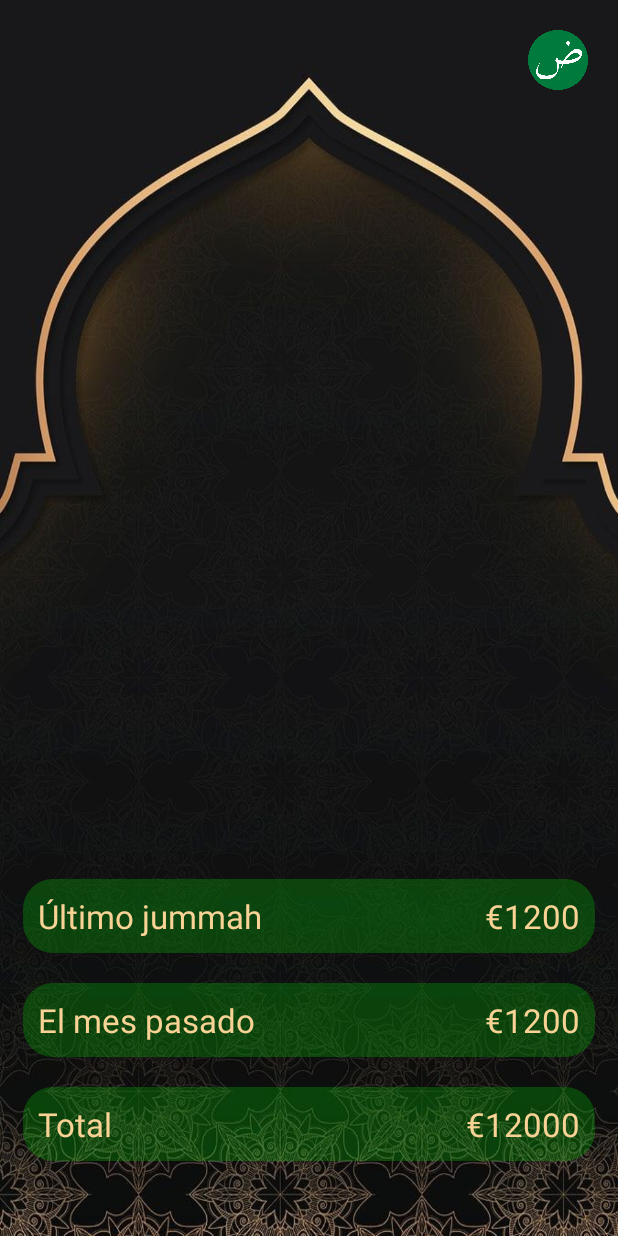
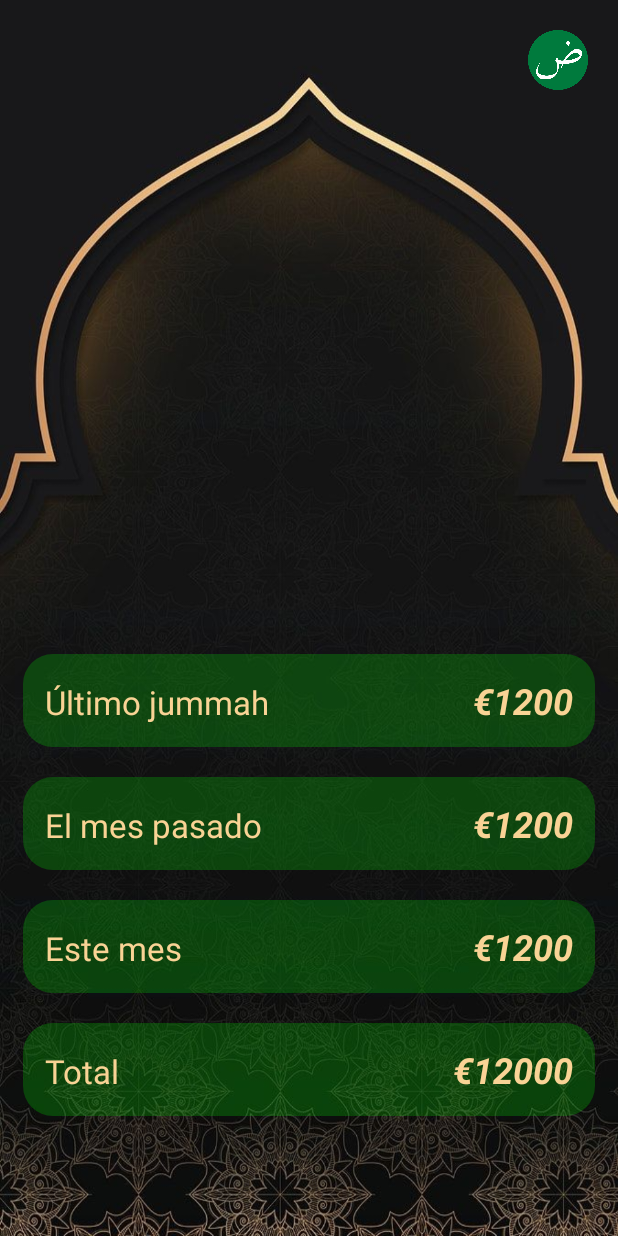
Before and after one commit to elhadjx/Masjidna, an Android app: the layout fragment_home.xml on its own in the app's theme, with its tools: preview values and no code run, on a phone screen of 412 x 824 dp. Run offline under Robolectric (Android 15) with nearby library versions, the phone set to English and light mode, and no system bars.

Commit message:
last update

```diff
--- a/app/src/main/java/com/hadjhadji/masjidna/MainActivity.java
+++ b/app/src/main/java/com/hadjhadji/masjidna/MainActivity.java
@@ -72,9 +72,9 @@ public class MainActivity extends AppCompatActivity {
             AlarmManager am = (AlarmManager) getSystemService(ALARM_SERVICE);
             long l = ((new Date().getTime())/60000)*60000;
             if (l < new Date().getTime()) {
-                l += 3600000; // start at next minute
+                l += 600000; // start at next minute
             }
-            am.setRepeating(AlarmManager.RTC_WAKEUP, l, 3600000, sender);
+            am.setRepeating(AlarmManager.RTC_WAKEUP, l, 600000, sender);
         } catch (Exception e){
             e.printStackTrace();
         }
--- a/app/src/main/java/com/hadjhadji/masjidna/fragments/Salat.java
+++ b/app/src/main/java/com/hadjhadji/masjidna/fragments/Salat.java
@@ -109,7 +109,7 @@ public class Salat extends Fragment {
                         public void run() {
                             updateResources(getContext(),"en");
                             timenow_tv.setText(
-                                    new SimpleDateFormat("hh:mm:ss", Locale.getDefault()).format(new Date())
+                                    new SimpleDateFormat("HH:mm:ss", Locale.getDefault()).format(new Date())
                             );
                             updateResources(getContext(),sharedPref.getString("salatLang","es"));
                         }
--- a/app/src/main/res/layout/fragment_home.xml
+++ b/app/src/main/res/layout/fragment_home.xml
@@ -28,33 +28,71 @@
         android:layout_marginBottom="20dp"
         android:background="@drawable/round_corner_bg"
         android:orientation="horizontal"
-        app:layout_constraintBottom_toTopOf="@+id/monthly"
+        app:layout_constraintBottom_toTopOf="@+id/lastmonth"
         app:layout_constraintEnd_toEndOf="parent"
         app:layout_constraintStart_toStartOf="parent">
 
         <TextView
             android:layout_width="wrap_content"
             android:layout_height="wrap_content"
-            android:layout_margin="5dp"
+            android:layout_margin="10dp"
             android:layout_weight="1"
             android:text="@string/last_jumua"
             android:textColor="@color/secondary"
             android:textSize="22sp" />
 
         <TextView
+            android:id="@+id/lastJ_amount_tv"
             android:layout_width="wrap_content"
             android:layout_height="wrap_content"
-            android:layout_margin="5dp"
+            android:layout_margin="10dp"
             android:layout_weight="1"
             android:gravity="end"
             android:text="€1200"
             android:textColor="@color/secondary"
-            android:textSize="22sp" />
+            android:textSize="24sp"
+            android:textStyle="bold|italic" />
     </LinearLayout>
 
 
     <LinearLayout
-        android:id="@+id/monthly"
+        android:id="@+id/lastmonth"
+        android:layout_width="match_parent"
+        android:layout_height="wrap_content"
+        android:layout_marginStart="15dp"
+        android:layout_marginEnd="15dp"
+        android:layout_marginBottom="20dp"
+        android:background="@drawable/round_corner_bg"
+        android:orientation="horizontal"
+        app:layout_constraintBottom_toTopOf="@+id/thismonth"
+        app:layout_constraintEnd_toEndOf="@+id/lastJLL"
+        app:layout_constraintStart_toStartOf="@+id/lastJLL">
+
+        <TextView
+            android:id="@+id/textView45"
+            android:layout_width="wrap_content"
+            android:layout_height="wrap_content"
+            android:layout_margin="10dp"
+            android:layout_weight="1"
+            android:text="@string/last_month"
+            android:textColor="@color/secondary"
+            android:textSize="22sp" />
+
+        <TextView
+            android:id="@+id/lastmonth_amount_tv"
+            android:layout_width="wrap_content"
+            android:layout_height="wrap_content"
+            android:layout_margin="10dp"
+            android:layout_weight="1"
+            android:gravity="end"
+            android:text="€1200"
+            android:textColor="@color/secondary"
+            android:textSize="24sp"
+            android:textStyle="bold|italic" />
+    </LinearLayout>
+
+    <LinearLayout
+        android:id="@+id/thismonth"
         android:layout_width="match_parent"
         android:layout_height="wrap_content"
         android:layout_marginStart="15dp"
@@ -70,29 +108,30 @@
             android:id="@+id/textView4"
             android:layout_width="wrap_content"
             android:layout_height="wrap_content"
-            android:layout_margin="5dp"
+            android:layout_margin="10dp"
             android:layout_weight="1"
-            android:text="@string/last_month"
+            android:text="@string/this_month"
             android:textColor="@color/secondary"
             android:textSize="22sp" />
 
         <TextView
-            android:id="@+id/textView3"
+            android:id="@+id/thismonth_amount_tv"
             android:layout_width="wrap_content"
             android:layout_height="wrap_content"
-            android:layout_margin="5dp"
+            android:layout_margin="10dp"
             android:layout_weight="1"
             android:gravity="end"
             android:text="€1200"
             android:textColor="@color/secondary"
-            android:textSize="22sp" />
+            android:textSize="24sp"
+            android:textStyle="bold|italic" />
     </LinearLayout>
 
     <LinearLayout
         android:id="@+id/linearLayout2"
         android:layout_width="match_parent"
         android:layout_height="wrap_content"
-        android:layout_marginBottom="50dp"
+        android:layout_marginBottom="80dp"
         android:layout_weight="1"
         android:layout_marginStart="15dp"
         android:layout_marginEnd="15dp"
@@ -106,22 +145,23 @@
             android:id="@+id/textView14"
             android:layout_width="wrap_content"
             android:layout_height="wrap_content"
-            android:layout_margin="5dp"
+            android:layout_margin="10dp"
             android:layout_weight="1"
             android:text="@string/total"
             android:textColor="@color/secondary"
             android:textSize="22sp" />
 
         <TextView
-            android:id="@+id/textView13"
+            android:id="@+id/total_amount_tv"
             android:layout_width="wrap_content"
             android:layout_height="wrap_content"
-            android:layout_margin="5dp"
+            android:layout_margin="10dp"
             android:layout_weight="1"
             android:gravity="end"
             android:text="€12000"
             android:textColor="@color/secondary"
-            android:textSize="22sp" />
+            android:textSize="24sp"
+            android:textStyle="bold|italic" />
     </LinearLayout>
 
 
--- a/app/src/main/res/values/strings.xml
+++ b/app/src/main/res/values/strings.xml
@@ -23,5 +23,6 @@
     <string name="prayerNotif">Quedan 10 minutos para </string>
     <string name="prayerNotifar">Ahora es el momento de la oración de </string>
     <string name="close">Salir</string>
+    <string name="this_month">Este mes</string>
 
 </resources>
```
Also changed, not shown: app/src/main/java/com/hadjhadji/masjidna/BroadcastR/MyReceiver.java (+17 -1 lines), app/src/main/java/com/hadjhadji/masjidna/fragments/Home.java (+14 -5 lines), 4 other files.
